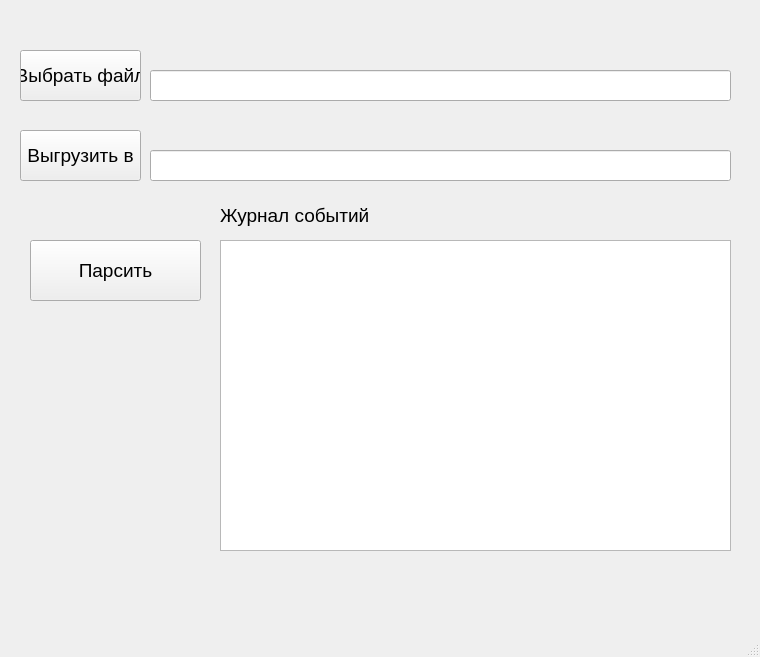
The window that untitled.ui (Sermob112/ParserV1) describes before a commit, drawn with Qt 5.
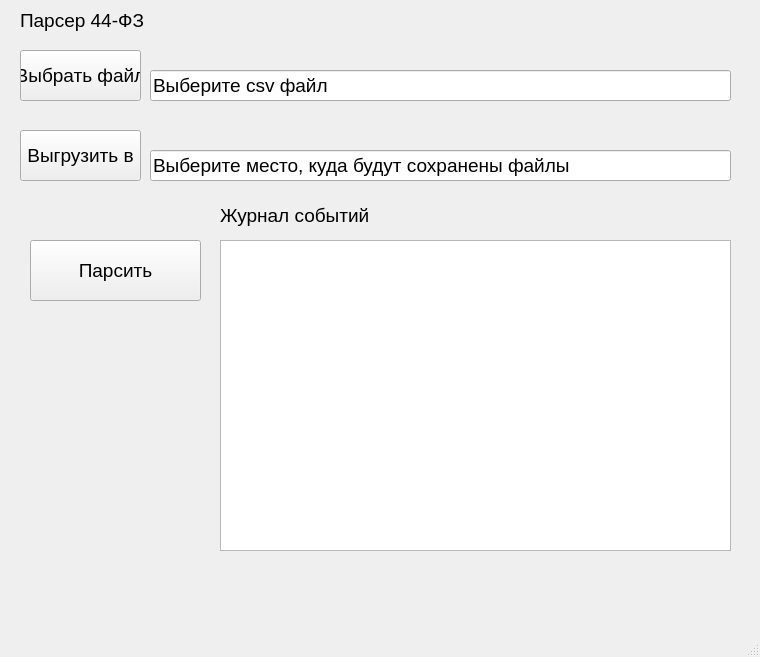
The same window after the commit.

Patch:
```diff
--- a/untitled.ui
+++ b/untitled.ui
@@ -76,6 +76,12 @@
     <property name="styleSheet">
      <string notr="true">font: 12pt &quot;Impact&quot;;</string>
     </property>
+    <property name="text">
+     <string>Выберите csv файл</string>
+    </property>
+    <property name="placeholderText">
+     <string/>
+    </property>
    </widget>
    <widget class="QPushButton" name="InputFileBut">
     <property name="geometry">
@@ -120,6 +126,25 @@
     </property>
     <property name="styleSheet">
      <string notr="true">font: 12pt &quot;Impact&quot;;</string>
+    </property>
+    <property name="text">
+     <string>Выберите место, куда будут сохранены файлы</string>
+    </property>
+   </widget>
+   <widget class="QLabel" name="label_2">
+    <property name="geometry">
+     <rect>
+      <x>20</x>
+      <y>10</y>
+      <width>471</width>
+      <height>21</height>
+     </rect>
+    </property>
+    <property name="styleSheet">
+     <string notr="true">font: 14pt &quot;Impact&quot;;</string>
+    </property>
+    <property name="text">
+     <string>Парсер 44-ФЗ</string>
     </property>
    </widget>
   </widget>
```
